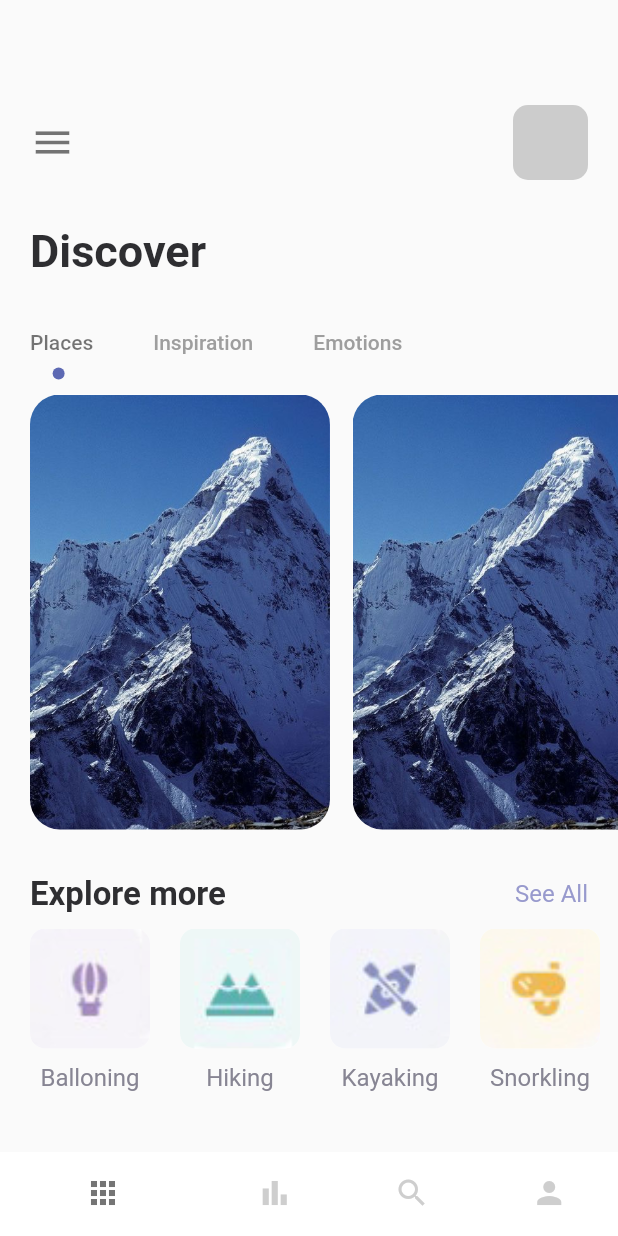
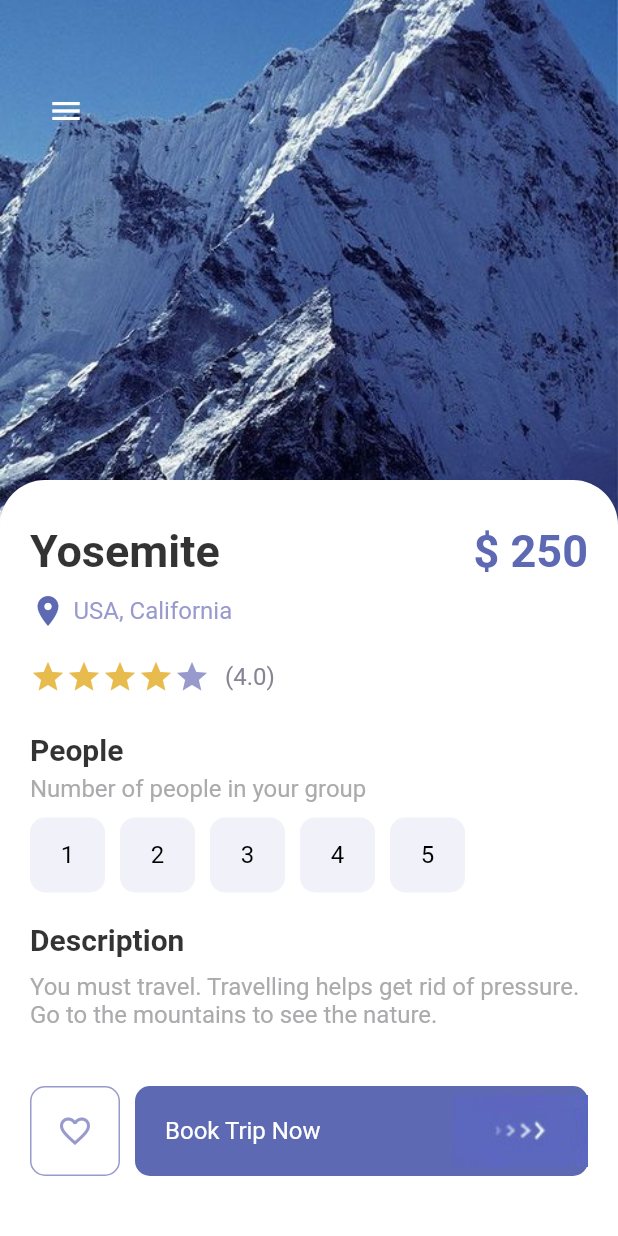
Before and after one commit to Rahul-iOS-ttn/Custom-Cubit-Flutter, a Flutter app: the screen it shows after launch, on a phone screen of 412 x 824 dp. Run offline on Flutter 3.47's test engine with Material 2 defaults, Android fonts, the phone set to English and light mode, and no system bars.

Commit message:
- detail_page - added detail page of the application - app_buttons - custom inkwell responsive buttons

```diff
--- a/lib/Pages/bottom_nav_pages/bottom_nav.dart
+++ b/lib/Pages/bottom_nav_pages/bottom_nav.dart
@@ -1,6 +1,6 @@
 import 'package:flutter/material.dart';
 import './chart_page.dart';
-import './home_page.dart';
+import '../home_page.dart';
 import './my_page.dart';
 import './search_page.dart';
 
--- /dev/null
+++ b/lib/Pages/detail_page.dart
@@ -0,0 +1,220 @@
+import 'package:flutter/material.dart';
+
+import '../Theming/colors.dart';
+import '../Widgets/app_buttons.dart';
+import '../Widgets/app_text.dart';
+import '../Widgets/app_title_text.dart';
+import '../Widgets/responsive_button.dart';
+
+class DetailPage extends StatefulWidget {
+  const DetailPage({Key? key}) : super(key: key);
+
+  @override
+  _DetailPageState createState() => _DetailPageState();
+}
+
+class _DetailPageState extends State<DetailPage> {
+  int gottenStars = 4;
+  int selectedIndex = -1;
+
+  @override
+  Widget build(BuildContext context) {
+    return Scaffold(
+      backgroundColor: Colors.white,
+      body: Container(
+        height: double.maxFinite,
+        width: double.maxFinite,
+        child: Stack(
+          children: [
+            Positioned(
+              left: 0,
+              right: 0,
+              //top: 0,
+              child: Container(
+                height: 350,
+                width: double.maxFinite,
+                decoration: const BoxDecoration(
+                  image: DecorationImage(
+                    image: AssetImage("img/mountain.jpeg"),
+                    fit: BoxFit.cover,
+                  ),
+                ),
+              ),
+            ),
+            Positioned(
+              left: 20,
+              top: 50,
+              child: Row(
+                children: [
+                  IconButton(
+                    onPressed: () {},
+                    icon: const Icon(Icons.menu),
+                    color: Colors.white,
+                  )
+                ],
+              ),
+            ),
+            Positioned(
+              top: 320,
+              child: Container(
+                // color: Colors.red,
+                width: MediaQuery.of(context).size.width,
+                height: 600,
+                padding: const EdgeInsets.only(top: 30, left: 20, right: 20),
+                decoration: const BoxDecoration(
+                  color: Colors.white,
+                  borderRadius: BorderRadius.only(
+                    topLeft: Radius.circular(30),
+                    topRight: Radius.circular(30),
+                  ),
+                ),
+                // Details of the page
+                child: Column(
+                  crossAxisAlignment: CrossAxisAlignment.start,
+                  children: [
+                    Row(
+                      mainAxisAlignment: MainAxisAlignment.spaceBetween,
+                      children: [
+                        AppTitleText(
+                          text: "Yosemite",
+                          color: Colors.black.withOpacity(0.8),
+                        ),
+                        const AppTitleText(
+                          text: "\$ 250",
+                          color: AppColors.mainColor,
+                        )
+                      ],
+                    ),
+                    const SizedBox(
+                      height: 10,
+                    ),
+                    Row(
+                      children: const [
+                        Icon(
+                          Icons.location_on,
+                          color: AppColors.mainColor,
+                        ),
+                        SizedBox(
+                          width: 5,
+                        ),
+                        AppText(
+                          text: 'USA, California',
+                          color: AppColors.textColor1,
+                        ),
+                      ],
+                    ),
+                    const SizedBox(
+                      height: 20,
+                    ),
+                    Row(
+                      children: [
+                        Wrap(
+                          children: List.generate(5, (index) {
+                            return Icon(
+                              Icons.star,
+                              color: (index < gottenStars)
+                                  ? AppColors.starColor
+                                  : AppColors.textColor1,
+                            );
+                          }),
+                        ),
+                        const SizedBox(
+                          width: 10,
+                        ),
+                        const AppText(
+                          text: '(4.0)',
+                          color: AppColors.textColor2,
+                        )
+                      ],
+                    ),
+                    const SizedBox(
+                      height: 25,
+                    ),
+                    AppTitleText(
+                      text: 'People',
+                      color: Colors.black.withOpacity(0.8),
+                      size: 20,
+                    ),
+                    const SizedBox(height: 5),
+                    const AppText(
+                      text: 'Number of people in your group',
+                      color: AppColors.mainTextColor,
+                    ),
+                    const SizedBox(
+                      height: 10,
+                    ),
+                    Wrap(
+                      children: List.generate(5, (index) {
+                        return InkWell(
+                          onTap: () {
+                            setState(() {
+                              selectedIndex = index;
+                            });
+                          },
+                          child: Container(
+                            margin: const EdgeInsets.only(right: 10),
+                            child: AppButtons(
+                                isIcon: false,
+                                text: "${index + 1}",
+                                color: (selectedIndex == index)
+                                    ? Colors.white
+                                    : Colors.black,
+                                backgroundColor: (selectedIndex == index)
+                                    ? Colors.black
+                                    : AppColors.buttonBackground,
+                                size: 50,
+                                borderColor: (selectedIndex == index)
+                                    ? Colors.black
+                                    : AppColors.buttonBackground),
+                          ),
+                        );
+                      }),
+                    ),
+                    const SizedBox(
+                      height: 20,
+                    ),
+                    AppTitleText(
+                      text: 'Description',
+                      size: 20,
+                      color: Colors.black.withOpacity(0.8),
+                    ),
+                    const SizedBox(
+                      height: 10,
+                    ),
+                    const AppText(
+                      text:
+                          'You must travel. Travelling helps get rid of pressure. Go to the mountains to see the nature.',
+                      color: AppColors.mainTextColor,
+                    ),
+                  ],
+                ),
+              ),
+            ),
+            Positioned(
+              bottom: 40,
+              left: 20,
+              right: 20,
+              child: Row(
+                children: [
+                  AppButtons(
+                    color: AppColors.textColor1,
+                    backgroundColor: Colors.white,
+                    size: 60,
+                    borderColor: AppColors.textColor1,
+                    isIcon: true,
+                    icon: Icons.favorite_border,
+                  ),
+                  const SizedBox(width: 10,),
+                  ResponsiveButton(
+                    isResponsive: true,
+
+                  )
+                ],
+              ),
+            ),
+          ],
+        ),
+      ),
+    );
+  }
+}
--- a/lib/Pages/bottom_nav_pages/home_page.dart
+++ b/lib/Pages/home_page.dart
@@ -1,8 +1,8 @@
 import 'package:flutter/material.dart';
 
-import '../../Theming/colors.dart';
-import '../../Widgets/app_text.dart';
-import '../../Widgets/app_title_text.dart';
+import '../Theming/colors.dart';
+import '../Widgets/app_text.dart';
+import '../Widgets/app_title_text.dart';
 
 class HomePage extends StatefulWidget {
   const HomePage({ Key? key }) : super(key: key);
--- /dev/null
+++ b/lib/Widgets/app_buttons.dart
@@ -0,0 +1,52 @@
+import 'package:custom_cubit_application/Widgets/app_text.dart';
+import 'package:flutter/material.dart';
+import '../Theming/colors.dart';
+
+class AppButtons extends StatelessWidget {
+  final Color color;
+  final Color backgroundColor;
+  final double size;
+  final Color borderColor;
+  String? text;
+  IconData? icon;
+  bool? isIcon;
+
+  AppButtons(
+      {Key? key,
+      required this.color,
+      required this.backgroundColor,
+      required this.size,
+      required this.borderColor,
+      this.text = "",
+      this.icon = Icons.favorite_border,
+      this.isIcon = false})
+      : super(key: key);
+
+  @override
+  Widget build(BuildContext context) {
+    return Container(
+      width: size,
+      height: size,
+      decoration: BoxDecoration(
+        borderRadius: BorderRadius.circular(10),
+        color: backgroundColor,
+        border: Border.all(
+          color: borderColor,
+          width: 1.0,
+        ),
+      ),
+      child: isIcon == true
+          ? Center(
+              child: Icon(
+              icon,
+              color: color,
+            ))
+          : Center(
+              child: AppText(
+                text: text!,
+                color: color,
+              ),
+            ),
+    );
+  }
+}
--- a/lib/Widgets/responsive_button.dart
+++ b/lib/Widgets/responsive_button.dart
@@ -1,27 +1,42 @@
-import 'package:custom_cubit_application/Theming/colors.dart';
 import 'package:flutter/material.dart';
 
+import '../Theming/colors.dart';
+import '../Widgets/app_text.dart';
+
+
 class ResponsiveButton extends StatelessWidget {
-
   bool? isResponsive;
   double? width;
 
-  ResponsiveButton({ Key? key, this.width, this.isResponsive }) : super(key: key);
+  ResponsiveButton({Key? key, this.width = 120, this.isResponsive}) : super(key: key);
 
   @override
   Widget build(BuildContext context) {
-    return Container(
-      width: width,
+    return Flexible(
+      child: Container(
+        width: (isResponsive == true)? double.maxFinite: width,
         height: 60,
         decoration: BoxDecoration(
           borderRadius: BorderRadius.circular(10),
           color: AppColors.mainColor,
         ),
         child: Row(
-        mainAxisAlignment: MainAxisAlignment.center ,
+          mainAxisAlignment: (isResponsive == true)
+              ? MainAxisAlignment.spaceBetween
+              : MainAxisAlignment.center,
           children: [
+            (isResponsive == true)
+                ? Container(
+                  margin: const EdgeInsets.only(left: 20),
+                  child: const AppText(
+                      text: 'Book Trip Now',
+                      color: Colors.white,
+                    ),
+                )
+                : Container(),
             Image.asset("img/button-one.png")
           ],
+        ),
       ),
     );
   }
--- a/lib/main.dart
+++ b/lib/main.dart
@@ -1,4 +1,5 @@
 import 'package:custom_cubit_application/Pages/bottom_nav_pages/bottom_nav.dart';
+import 'package:custom_cubit_application/Pages/detail_page.dart';
 import 'package:flutter/material.dart';
 import './Pages/welcome_page.dart';
 
@@ -17,7 +18,7 @@
       theme: ThemeData(
         primarySwatch: Colors.blue,
       ),
-      home: const BottomNav(),
+      home: const DetailPage(),
     );
   }
 }
```
Lines whose indentation alone changed are shown as unchanged.
